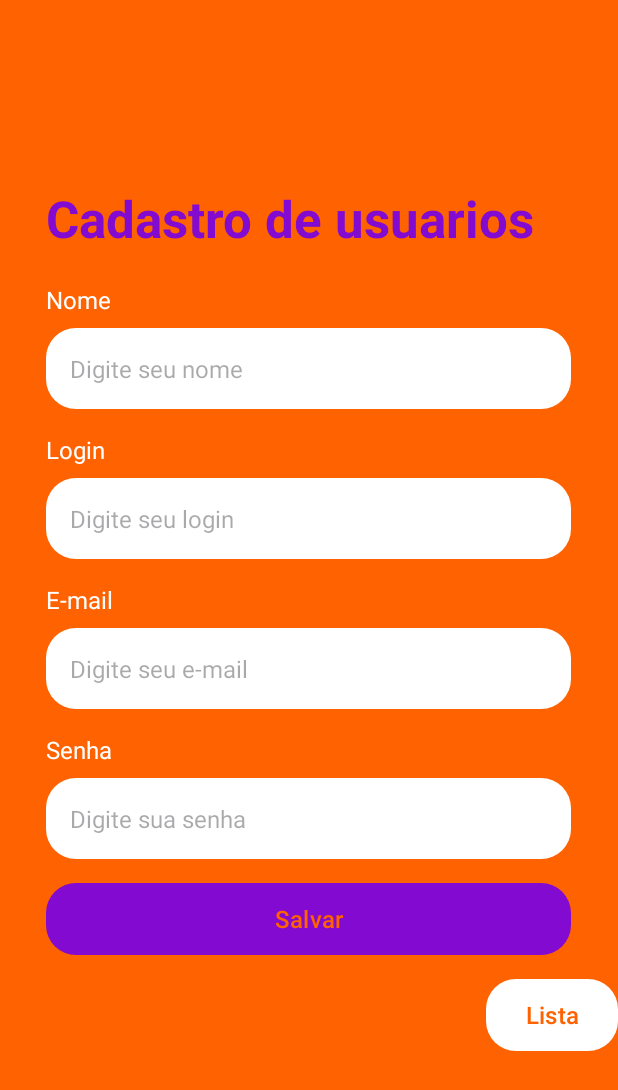
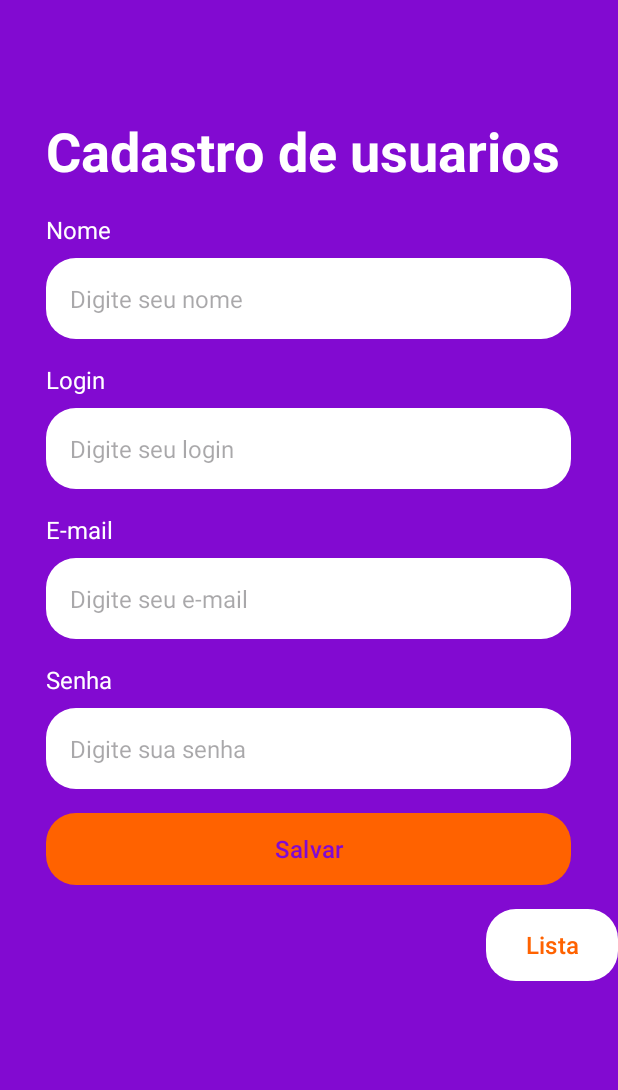
Before and after one commit to LUIZLPM31/MyBudGet4, an Android app: the screen it shows after launch (MainActivity), on a phone screen of 412 x 824 dp. Shown: the top 1090 px of the screen. Run offline under Robolectric (Android 15) with nearby library versions, the phone set to English and light mode, and no system bars.

Commit message:
feat: Atualiza validação de senha e melhora layout das telas

```diff
--- a/app/src/main/res/layout/activity_alterar.xml
+++ b/app/src/main/res/layout/activity_alterar.xml
@@ -28,7 +28,7 @@
             android:layout_height="50dp"
             android:text="Update usuarios"
             android:textColor="@color/white"
-            android:textSize="34dp"
+            android:textSize="37dp"
             android:textStyle="bold" />
 
 
--- a/app/src/main/res/layout/activity_main.xml
+++ b/app/src/main/res/layout/activity_main.xml
@@ -1,19 +1,22 @@
 <?xml version="1.0" encoding="utf-8"?>
-<ScrollView xmlns:android="http://schemas.android.com/apk/res/android"
+<androidx.constraintlayout.widget.ConstraintLayout xmlns:android="http://schemas.android.com/apk/res/android"
     xmlns:app="http://schemas.android.com/apk/res-auto"
     xmlns:tools="http://schemas.android.com/tools"
     android:layout_width="match_parent"
     android:layout_height="match_parent"
-    android:fillViewport="true"
-    android:background="@color/color_default">
+    android:background="@color/color_primary">
 
     <LinearLayout
         android:id="@+id/main"
         android:layout_width="match_parent"
-        android:layout_height="200dp"
+        android:layout_height="730dp"
+        android:gravity="center"
         android:orientation="vertical"
-        android:gravity="center"
-        android:padding="16dp">
+        android:padding="16dp"
+        app:layout_constraintEnd_toEndOf="parent"
+        app:layout_constraintStart_toStartOf="parent"
+        app:layout_constraintTop_toTopOf="parent"
+        tools:ignore="MissingConstraints">
 
 
         <TextView
@@ -21,8 +24,8 @@
             android:layout_width="350dp"
             android:layout_height="50dp"
             android:text="Cadastro de usuarios"
-            android:textColor="@color/color_primary"
-            android:textSize="34dp"
+            android:textColor="@color/white"
+            android:textSize="36dp"
             android:textStyle="bold" />
 
         <TextView
@@ -118,12 +121,12 @@
             android:layout_width="350dp"
             android:layout_height="wrap_content"
             android:layout_marginTop="16dp"
-            android:background="@drawable/bg_button"
+            android:background="@drawable/bg_button2"
             android:contentDescription="Botão para salvar os dados"
             android:onClick="salvar"
             android:text="Salvar"
             app:backgroundTint="@null"
-            android:textColor="@color/color_default"
+            android:textColor="@color/color_primary"
             android:textSize="16sp" />
 
         <Button
@@ -143,4 +146,4 @@
     </LinearLayout>
 
 
-</ScrollView>
+</androidx.constraintlayout.widget.ConstraintLayout>
```
Also changed, not shown: app/src/main/java/com/example/mybudget/MainActivity.java (+3 -4 lines), app/src/main/res/layout/activity_splash.xml (+7 -1 lines).
